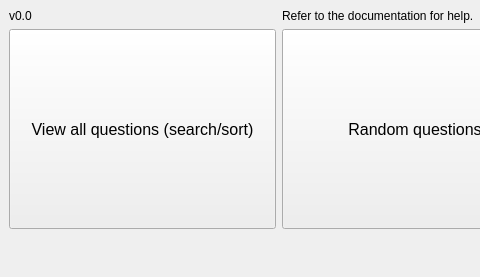
Above: QT/mainwindow.ui from Daniel-CG-Wright/ExamPaperProject before the change; both pictures show x 0 to 480 and y 0 to 277 of the 830 by 277 pixel window. Below: the same form after it.
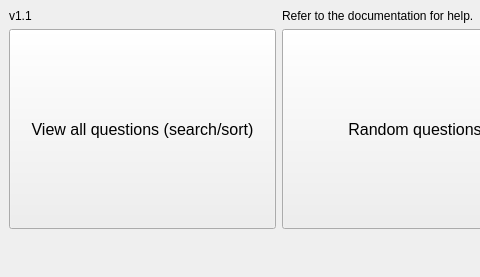
That is the form after the change.

```diff
--- a/QT/mainwindow.ui
+++ b/QT/mainwindow.ui
@@ -112,7 +112,7 @@
     <item row="0" column="0">
      <widget class="QLabel" name="lversionandtitle">
       <property name="text">
-       <string>v0.0</string>
+       <string>v1.1</string>
       </property>
      </widget>
     </item>
```
